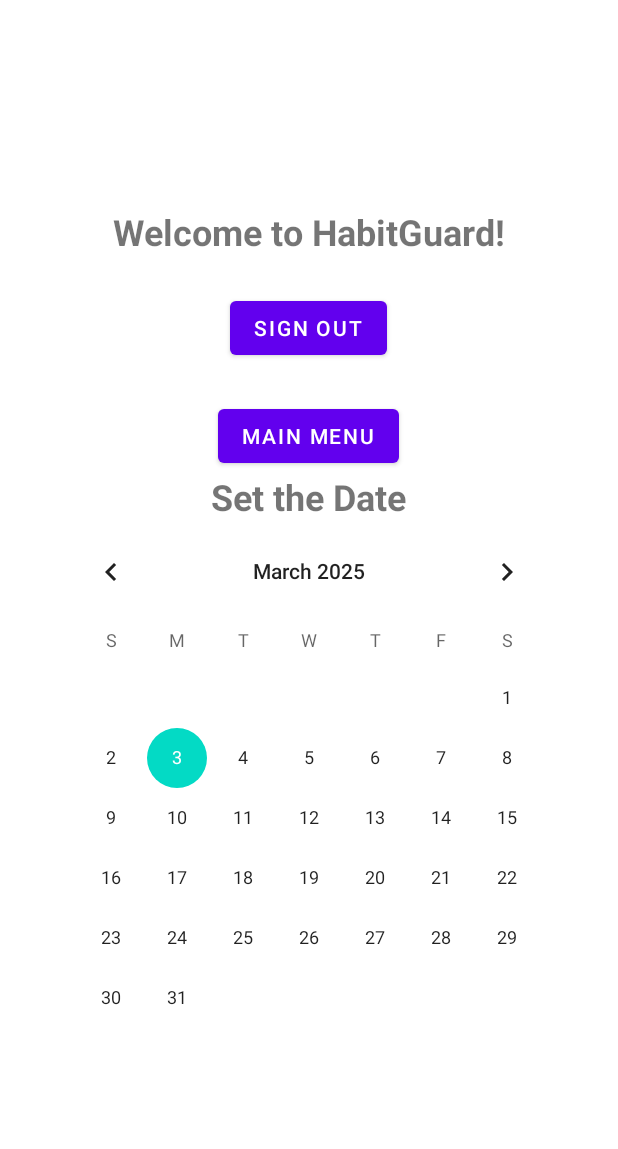
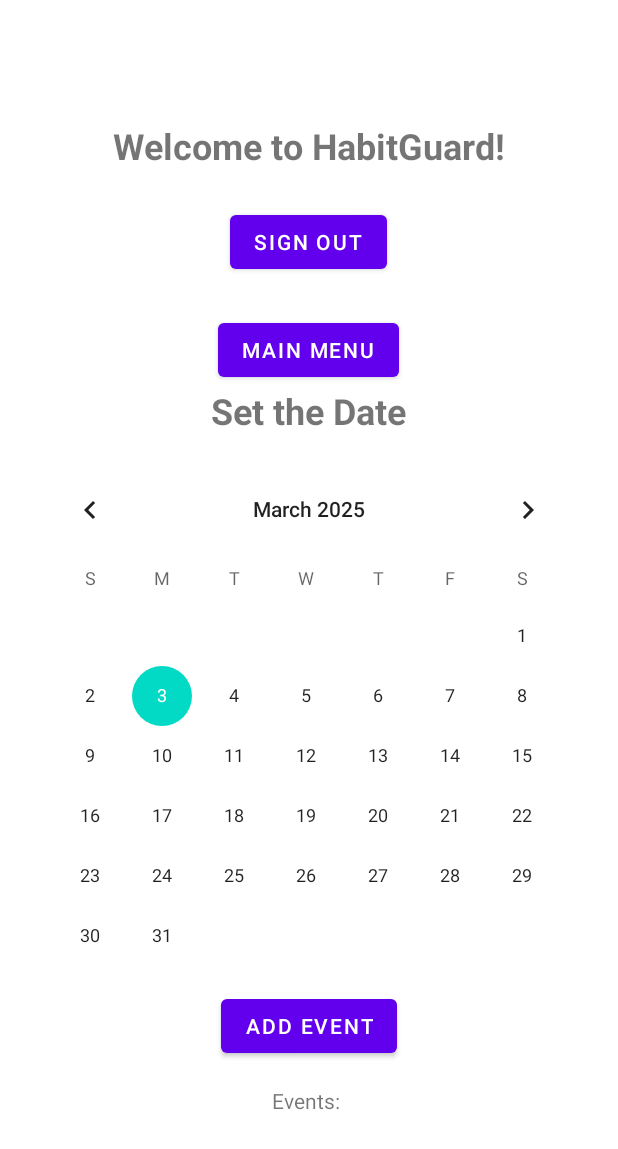
Before and after one commit to jvillanueva3651/HabitGuard, an Android app: the MainActivity screen opened directly, with no data from a screen before it, on a phone screen of 412 x 824 dp. Shown: the top 1149 px of the screen. Run offline under Robolectric (Android 15) with nearby library versions, the phone set to English and light mode, and no system bars.

Commit message:
Some update to the syntax

```diff
--- a/app/src/main/java/com/washburn/habitguard/LoginActivity.kt
+++ b/app/src/main/java/com/washburn/habitguard/LoginActivity.kt
@@ -45,7 +45,7 @@
         auth.signInWithEmailAndPassword(email, pass).addOnCompleteListener(this) {
             if (it.isSuccessful) {
                 Toast.makeText(this, "Successfully LoggedIn", Toast.LENGTH_SHORT).show()
-                val intent = Intent(this, SideActivity::class.java)
+                val intent = Intent(this, MainActivity::class.java)
                 startActivity(intent)
             } else
                 Toast.makeText(this, "Log In failed ", Toast.LENGTH_SHORT).show()
--- a/app/src/main/res/layout/activity_main.xml
+++ b/app/src/main/res/layout/activity_main.xml
@@ -47,11 +47,24 @@
     <!-- Add CalendarView to display the Calendar -->
     <CalendarView
         android:id="@+id/calendar"
+        android:layout_width="match_parent"
+        android:layout_height="wrap_content"
+        android:layout_marginTop="16dp" />
+
+    <Button
+        android:id="@+id/add_event_button"
         android:layout_width="wrap_content"
         android:layout_height="wrap_content"
-        app:layout_constraintBottom_toBottomOf="parent"
-        app:layout_constraintEnd_toEndOf="parent"
-        app:layout_constraintStart_toStartOf="parent"
-        app:layout_constraintTop_toTopOf="parent" />
+        android:text="Add Event"
+        android:layout_below="@id/calendar"
+        android:layout_marginTop="16dp" />
+
+    <TextView
+        android:id="@+id/event_list_view"
+        android:layout_width="wrap_content"
+        android:layout_height="wrap_content"
+        android:layout_below="@id/add_event_button"
+        android:layout_marginTop="16dp"
+        android:text="Events: " />
 
 </LinearLayout>
--- a/gradle/libs.versions.toml
+++ b/gradle/libs.versions.toml
@@ -15,6 +15,7 @@
 constraintlayout = "2.2.0"
 lifecycleLivedataKtx = "2.8.7"
 lifecycleViewmodelKtx = "2.8.7"
+materialCalendarview = "1.4.3"
 navigationFragmentKtx = "2.8.7"
 navigationUiKtx = "2.8.7"
 activity = "1.10.0"
@@ -46,6 +47,7 @@
 androidx-navigation-fragment-ktx = { group = "androidx.navigation", name = "navigation-fragment-ktx", version.ref = "navigationFragmentKtx" }
 androidx-navigation-ui-ktx = { group = "androidx.navigation", name = "navigation-ui-ktx", version.ref = "navigationUiKtx" }
 androidx-activity = { group = "androidx.activity", name = "activity", version.ref = "activity" }
+material-calendarview = { module = "com.github.prolificinteractive:material-calendarview", version.ref = "materialCalendarview" }
 
 [plugins]
 android-application = { id = "com.android.application", version.ref = "agp" }
```
Also changed, not shown: app/src/main/java/com/washburn/habitguard/MainActivity.kt (+82 -32 lines).
